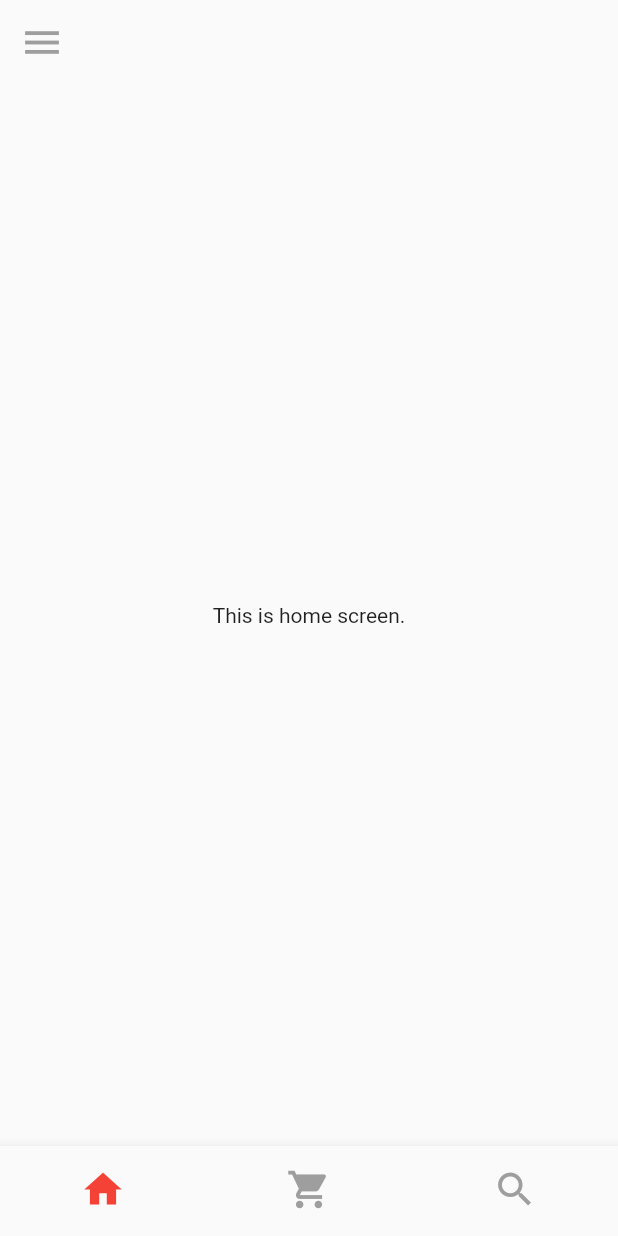
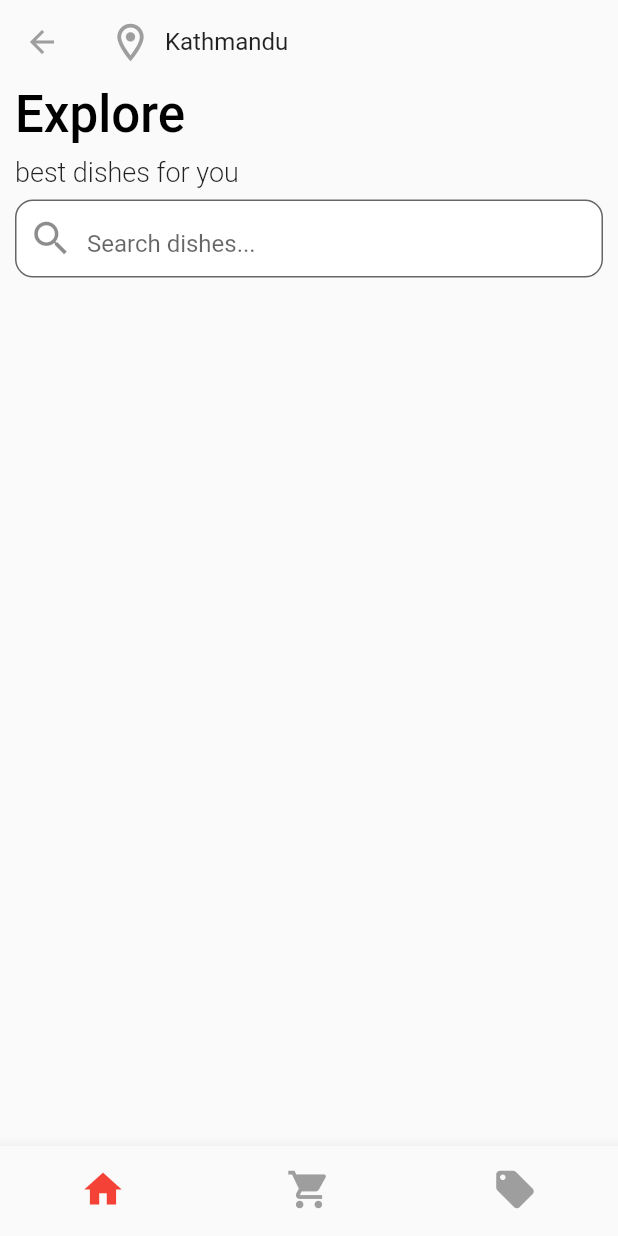
Before and after one commit to cygnus55/foodie, a Flutter app: the TabScreen screen opened directly, on a phone screen of 412 x 824 dp. Run offline on Flutter 3.47's test engine with Material 2 defaults, Android fonts, the phone set to English and light mode, and no system bars.

Commit message:
Home page design

```diff
--- a/frontend/foodie/lib/main.dart
+++ b/frontend/foodie/lib/main.dart
@@ -1,6 +1,6 @@
 import 'package:flutter/material.dart';
 
-import './screens/login_screen.dart';
+// import './screens/login_screen.dart';
 import './screens/tab_screen.dart';
 
 void main() {
@@ -19,7 +19,7 @@ class MyApp extends StatelessWidget {
         ),
         // home: const MyHomePage(title: 'Foodie'),
         routes: {
-          '/': (ctx) => const LoginScreen(),
+          '/': (ctx) => const TabScreen(),
         });
   }
 }
--- a/frontend/foodie/lib/screens/home_screen.dart
+++ b/frontend/foodie/lib/screens/home_screen.dart
@@ -5,9 +5,71 @@ class HomeScreen extends StatelessWidget {
 
   @override
   Widget build(BuildContext context) {
-    return const Center(
-      child: Text(
-        'This is home screen.',
+    return Scaffold(
+      appBar: AppBar(
+        title: Row(
+          mainAxisAlignment: MainAxisAlignment.start,
+          children: [
+            const Icon(
+              Icons.location_on_outlined,
+              size: 30,
+            ),
+            const SizedBox(
+              width: 8,
+            ),
+            Text(
+              'Kathmandu',
+              style: Theme.of(context).textTheme.subtitle1,
+            ),
+          ],
+        ),
+        backgroundColor: Colors.transparent,
+        iconTheme: const IconThemeData(color: Colors.grey),
+        elevation: 0,
+      ),
+      body: Padding(
+        padding: const EdgeInsets.symmetric(horizontal: 10),
+        child: Column(
+          crossAxisAlignment: CrossAxisAlignment.start,
+          children: [
+            Text(
+              'Explore',
+              style: Theme.of(context)
+                  .textTheme
+                  .headline4
+                  ?.copyWith(fontWeight: FontWeight.w500, color: Colors.black),
+            ),
+            const SizedBox(
+              height: 8,
+            ),
+            const Text(
+              'best dishes for you',
+              style: TextStyle(fontSize: 18, fontWeight: FontWeight.w300),
+            ),
+            const SizedBox(
+              height: 8,
+            ),
+            TextFormField(
+              cursorColor: Colors.black,
+              style: const TextStyle(height: 2),
+              decoration: const InputDecoration(
+                hintText: 'Search dishes...',
+                contentPadding: EdgeInsets.all(10),
+                filled: true,
+                fillColor: Colors.white,
+                border: OutlineInputBorder(
+                  borderRadius: BorderRadius.all(
+                    Radius.circular(12),
+                  ),
+                ),
+                prefixIcon: Icon(
+                  Icons.search,
+                  size: 30,
+                ),
+              ),
+            ),
+          ],
+        ),
       ),
     );
   }
--- a/frontend/foodie/lib/screens/login_screen.dart
+++ b/frontend/foodie/lib/screens/login_screen.dart
@@ -1,26 +1,31 @@
 import 'package:flutter/material.dart';
+
 class LoginScreen extends StatefulWidget {
-  const LoginScreen({ Key? key }) : super(key: key);
+  const LoginScreen({Key? key}) : super(key: key);
 
   @override
   _LoginScreenState createState() => _LoginScreenState();
 }
 
-
 class _LoginScreenState extends State<LoginScreen> {
   @override
   Widget build(BuildContext context) {
     return Scaffold(
-      body:Column(children: [
-        Container(
+        body: Column(
+      children: [
+        SizedBox(
           width: double.infinity,
-          height:MediaQuery.of(context).size.height*0.33,
-          child: Image.asset('assets/images/login.png',fit:BoxFit.cover),
+          height: MediaQuery.of(context).size.height * 0.33,
+          child: Image.asset('assets/images/login.png', fit: BoxFit.cover),
         ),
-        const SizedBox(height: 25,),
-        const Text("Bringing Restaurant to you",style:TextStyle(fontWeight: FontWeight.bold, fontSize: 22),),
-      ],)
-
-    );
+        const SizedBox(
+          height: 25,
+        ),
+        const Text(
+          "Bringing Restaurant to you",
+          style: TextStyle(fontWeight: FontWeight.bold, fontSize: 22),
+        ),
+      ],
+    ));
   }
 }
--- a/frontend/foodie/lib/screens/search_screen.dart
+++ b/frontend/foodie/lib/screens/search_screen.dart
@@ -1,13 +1,13 @@
 import 'package:flutter/material.dart';
 
-class SearchScreen extends StatelessWidget {
-  const SearchScreen({Key? key}) : super(key: key);
+class OfferScreen extends StatelessWidget {
+  const OfferScreen({Key? key}) : super(key: key);
 
   @override
   Widget build(BuildContext context) {
     return const Center(
       child: Text(
-        'This is search screen.',
+        'This is offer screen.',
       ),
     );
   }
--- a/frontend/foodie/lib/screens/tab_screen.dart
+++ b/frontend/foodie/lib/screens/tab_screen.dart
@@ -14,7 +14,7 @@ class _TabScreenState extends State<TabScreen> {
   final List _tabs = [
     const HomeScreen(),
     const CartScreen(),
-    const SearchScreen(),
+    const OfferScreen(),
   ];
 
   int _selectedTabsIndex = 0;
@@ -29,21 +29,21 @@ class _TabScreenState extends State<TabScreen> {
   Widget build(BuildContext context) {
     return Scaffold(
       // extendBodyBehindAppBar: true,
-      drawer: const Drawer(),
-      appBar: AppBar(
-        leading: Builder(builder: (context) {
-          return IconButton(
-            onPressed: () => Scaffold.of(context).openDrawer(),
-            icon: const Icon(
-              Icons.menu,
-              size: 30,
-            ),
-          );
-        }),
-        backgroundColor: Colors.transparent,
-        iconTheme: const IconThemeData(color: Colors.grey),
-        elevation: 0,
-      ),
+      // drawer: const Drawer(),
+      // appBar: AppBar(
+      //   leading: Builder(builder: (context) {
+      //     return IconButton(
+      //       onPressed: () => Scaffold.of(context).openDrawer(),
+      //       icon: const Icon(
+      //         Icons.menu,
+      //         size: 30,
+      //       ),
+      //     );
+      //   }),
+      //   backgroundColor: Colors.transparent,
+      //   iconTheme: const IconThemeData(color: Colors.grey),
+      //   elevation: 0,
+      // ),
       body: _tabs[_selectedTabsIndex],
       bottomNavigationBar: BottomNavigationBar(
         showUnselectedLabels: false,
@@ -70,7 +70,7 @@ class _TabScreenState extends State<TabScreen> {
           ),
           BottomNavigationBarItem(
             icon: Icon(
-              Icons.search,
+              Icons.local_offer,
               size: 30,
             ),
             label: 'search',
```
